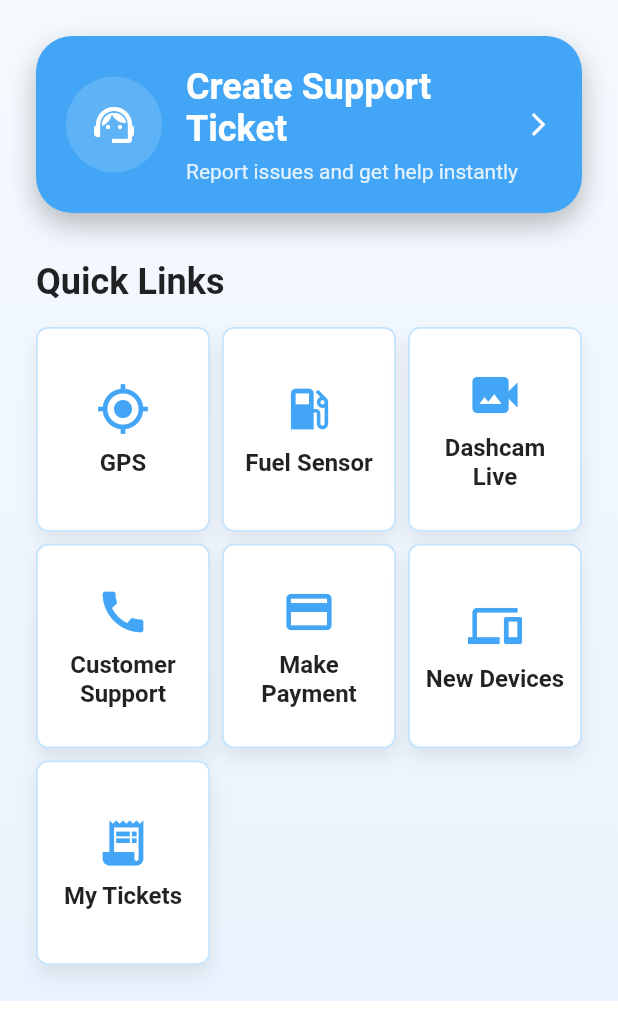
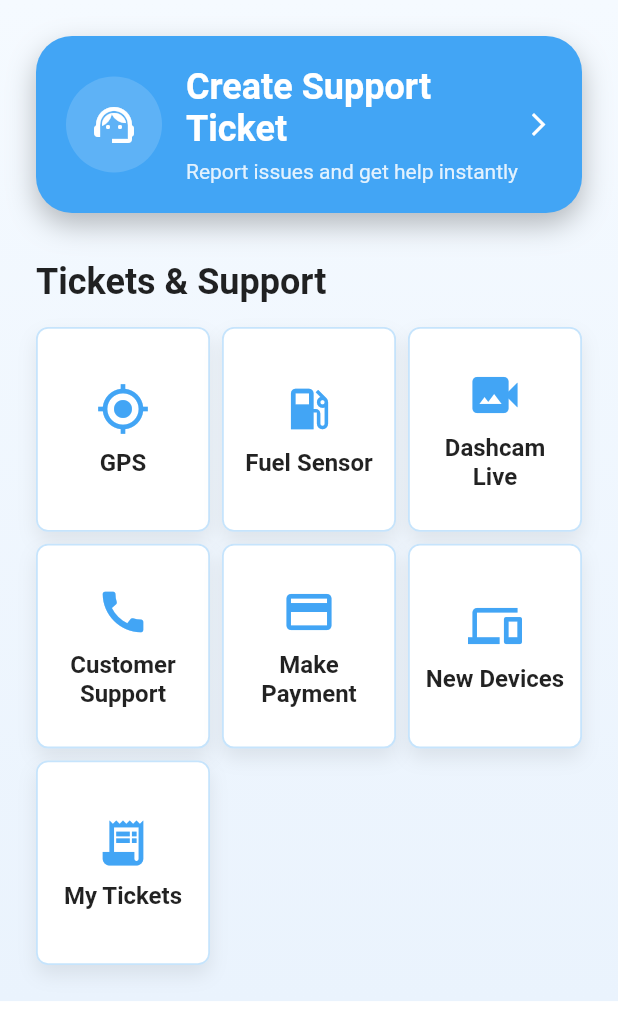
Before and after one commit to archana-acharya1/telemko_ticketing, a Flutter app: the DashboardScreen screen opened directly, on a phone screen of 412 x 824 dp, the part 84-1120 px from its top. Run offline on Flutter 3.47's test engine with Material 3 defaults, Android fonts, the phone set to English and light mode, and no system bars; our stand-ins replace font_awesome_flutter, image_picker, permission_handler, share_plus, shared_preferences; accounts and stored records are empty.

Commit message:
updated quick links

```diff
--- a/lib/presentation/screens/dashboard/dashboard_screen.dart
+++ b/lib/presentation/screens/dashboard/dashboard_screen.dart
@@ -2,9 +2,6 @@ import 'package:flutter/material.dart';
 import '../../../core/theme/app_colors.dart';
 import '../../widgets/quick_link_card.dart';
 import '../tickets/ticket_form_screen.dart';
-import '../tickets/gps_ticket_screen.dart';
-import '../tickets/fuel_ticket_screen.dart';
-import '../tickets/dashcam_ticket_screen.dart';
 import '../auth/logout_screen.dart';
 import '../../../core/theme/app_text_styles.dart';
 import '../../../core/theme/app_constants.dart';
@@ -121,9 +118,9 @@ class DashboardScreen extends StatelessWidget {
                   ),
                 ),
                 const SizedBox(height: 32),
-                // QUICK LINKS
+                // QUICK LINKS title changed to tickets and support
                 Text(
-                  "Quick Links",
+                  "Tickets & Support",
                   style: AppTextStyles.headline2.copyWith(fontWeight: FontWeight.bold, color: Colors.black87),
                 ),
                 const SizedBox(height: AppPadding.md),
@@ -135,17 +132,16 @@ class DashboardScreen extends StatelessWidget {
                   mainAxisSpacing: AppPadding.sm,
                   childAspectRatio: 0.85,
                   children: [
-                    _buildQuickLink(context, title: "GPS", icon: Icons.gps_fixed, screen: const GPSTicketScreen()),
-                    _buildQuickLink(context, title: "Fuel Sensor", icon: Icons.local_gas_station, screen: const FuelTicketScreen()),
-                    _buildQuickLink(context, title: "Dashcam Live", icon: Icons.video_camera_back, screen: const DashcamTicketScreen()),
-                    _buildQuickLink(context, title: "Customer Support", icon: Icons.call, screen: CustomerSupportScreen()),
-                    _buildQuickLink(context, title: "Make Payment", icon: Icons.payment, screen: const PaymentScreen()),
-                    _buildQuickLink(context, title: "New Devices", icon: Icons.devices, screen: const DevicesScreen()),
+                    _buildQuickLink(context, title: "GPS", icon: Icons.gps_fixed),
+                    _buildQuickLink(context, title: "Fuel Sensor", icon: Icons.local_gas_station),
+                    _buildQuickLink(context, title: "Dashcam Live", icon: Icons.video_camera_back),
+                    _buildQuickLink(context, title: "Customer Support", icon: Icons.call),
+                    _buildQuickLink(context, title: "Make Payment", icon: Icons.payment),
+                    _buildQuickLink(context, title: "New Devices", icon: Icons.devices),
                     _buildQuickLink(
                       context,
                       title: "My Tickets",
                       icon: Icons.receipt_long,
-                      screen: const TicketHistoryScreen(),
                     ),
                   ],
                 ),
@@ -157,15 +153,43 @@ class DashboardScreen extends StatelessWidget {
     );
   }
 
-  Widget _buildQuickLink(BuildContext context, {required String title, required IconData icon, required Widget screen}) {
+  Widget _buildQuickLink(BuildContext context, {required String title, required IconData icon}) {
+    // Determine which screen to show based on title
+    Widget targetScreen;
+
+    switch (title) {
+      case "GPS":
+        targetScreen = TicketFormScreen(preSelectedSubject: "GPS Not Working");
+        break;
+      case "Fuel Sensor":
+        targetScreen = TicketFormScreen(preSelectedSubject: "Fuel Data Not Showing");
+        break;
+      case "Dashcam Live":
+        targetScreen = TicketFormScreen(preSelectedSubject: "Video Not Showing");
+        break;
+      case "Customer Support":
+        targetScreen = CustomerSupportScreen();
+        break;
+      case "Make Payment":
+        targetScreen = const PaymentScreen();
+        break;
+      case "New Devices":
+        targetScreen = const DevicesScreen();
+        break;
+      case "My Tickets":
+        targetScreen = const TicketHistoryScreen();
+        break;
+      default:
+        targetScreen = const TicketFormScreen(); // Default general form
+    }
+
     return QuickLinkCard(
       title: title,
       icon: icon,
       textColor: Colors.black87,
       onTap: () {
         print("[Dashboard] Quick link tapped: $title");
-      Navigator.push(context, MaterialPageRoute(builder: (_) => screen)
-    );
+        Navigator.push(context, MaterialPageRoute(builder: (_) => targetScreen));
       },
     );
   }
```
Also changed, not shown: lib/presentation/screens/tickets/ticket_form_screen.dart (+34 -3 lines). Lines whose indentation alone changed are shown as unchanged.
